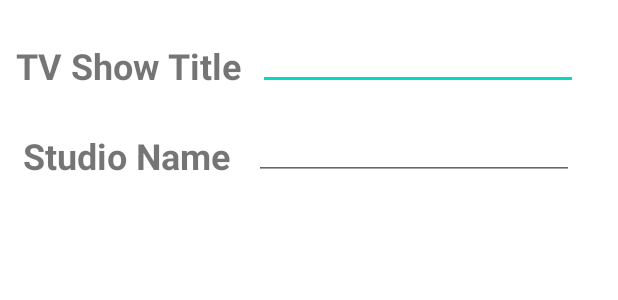
After one commit to GeorgianCollege/COMP3025-F2022-Week9, an Android app: the layout add_new_tv_show_item.xml on its own in the app's theme, with its tools: preview values and no code run, on a phone screen of 412 x 824 dp. The commit adds this screen. Shown: the top 300 px of the screen. Run offline under Robolectric (Android 15) with nearby library versions, the phone set to English and light mode, and no system bars.

Commit message:
FAB button and related layout

```diff
--- a/app/src/main/java/ca/georgiancollege/comp3025_f2022_week9/FirstAdapter.kt
+++ b/app/src/main/java/ca/georgiancollege/comp3025_f2022_week9/FirstAdapter.kt
@@ -16,7 +16,7 @@ class FirstAdapter(private val dataSet: Array<TVShow>):
 
         init {
             // Define click listener for the ViewHolder's View.
-            title = view.findViewById(R.id.title)
+            title = view.findViewById(R.id.tv_show_title)
             subTitle = view.findViewById(R.id.subTitle)
         }
     }
--- /dev/null
+++ b/app/src/main/res/layout/add_new_tv_show_item.xml
@@ -0,0 +1,84 @@
+<?xml version="1.0" encoding="utf-8"?>
+<FrameLayout xmlns:android="http://schemas.android.com/apk/res/android"
+    xmlns:app="http://schemas.android.com/apk/res-auto"
+    xmlns:tools="http://schemas.android.com/tools"
+    android:layout_width="match_parent"
+    android:layout_height="@dimen/dialog_height"
+    android:layout_marginLeft="@dimen/margin_medium"
+    android:layout_marginRight="@dimen/margin_medium"
+    android:gravity="center_vertical">
+
+    <androidx.constraintlayout.widget.ConstraintLayout
+        android:id="@+id/constraintLayout"
+        android:layout_width="match_parent"
+        android:layout_height="match_parent"
+        android:orientation="vertical">
+
+        <TextView
+            android:id="@+id/tv_show_title"
+            android:layout_width="wrap_content"
+            android:layout_height="wrap_content"
+            android:layout_marginStart="5dp"
+            android:layout_marginEnd="5dp"
+            android:text="@string/title_prompt"
+            android:textSize="@dimen/CellTextSize"
+            android:textStyle="bold"
+            app:layout_constraintBottom_toTopOf="@+id/Studio_Title"
+            app:layout_constraintEnd_toStartOf="@+id/TV_Show_Title_EditText"
+            app:layout_constraintStart_toStartOf="parent"
+            app:layout_constraintTop_toTopOf="parent"
+            tools:layout_conversion_absoluteHeight="32dp"
+            tools:layout_conversion_absoluteWidth="151dp" />
+
+        <EditText
+            android:id="@+id/TV_Show_Title_EditText"
+            android:layout_width="wrap_content"
+            android:layout_height="wrap_content"
+            android:layout_marginStart="5dp"
+            android:layout_marginEnd="21dp"
+            android:ems="10"
+            android:inputType="textPersonName"
+            android:minHeight="48dp"
+            app:layout_constraintBottom_toTopOf="@+id/Studio_Name_EditText"
+            app:layout_constraintEnd_toEndOf="parent"
+            app:layout_constraintStart_toEndOf="@+id/tv_show_title"
+            app:layout_constraintTop_toTopOf="parent"
+            tools:ignore="SpeakableTextPresentCheck"
+            tools:layout_conversion_absoluteHeight="45dp"
+            tools:layout_conversion_absoluteWidth="230dp"
+            android:importantForAutofill="no" />
+
+        <TextView
+            android:id="@+id/Studio_Title"
+            android:layout_width="wrap_content"
+            android:layout_height="wrap_content"
+            android:layout_marginStart="5dp"
+            android:text="@string/subtitle_prompt"
+            android:textSize="@dimen/CellTextSize"
+            android:textStyle="bold"
+            app:layout_constraintBottom_toBottomOf="parent"
+            app:layout_constraintStart_toStartOf="parent"
+            tools:layout_conversion_absoluteHeight="0dp"
+            tools:layout_conversion_absoluteWidth="151dp" />
+
+        <EditText
+            android:id="@+id/Studio_Name_EditText"
+            android:layout_width="wrap_content"
+            android:layout_height="wrap_content"
+            android:layout_marginStart="17dp"
+            android:layout_marginEnd="21dp"
+            android:ems="10"
+            android:importantForAutofill="no"
+            android:inputType="textPersonName"
+            android:minHeight="48dp"
+            app:layout_constraintBottom_toBottomOf="parent"
+            app:layout_constraintEnd_toEndOf="parent"
+            app:layout_constraintStart_toEndOf="@+id/Studio_Title"
+            tools:ignore="SpeakableTextPresentCheck"
+            tools:layout_conversion_absoluteHeight="0dp"
+            tools:layout_conversion_absoluteWidth="230dp" />
+
+
+    </androidx.constraintlayout.widget.ConstraintLayout>
+
+</FrameLayout>
--- a/app/src/main/res/layout/text_row_item.xml
+++ b/app/src/main/res/layout/text_row_item.xml
@@ -12,7 +12,7 @@
         android:orientation="vertical">
 
         <TextView
-            android:id="@+id/title"
+            android:id="@+id/tv_show_title"
             android:layout_width="wrap_content"
             android:layout_height="wrap_content"
             android:layout_marginStart="@dimen/CellMargin"
--- a/app/src/main/res/values/dimen.xml
+++ b/app/src/main/res/values/dimen.xml
@@ -4,4 +4,5 @@
     <dimen name="margin_medium">10dp</dimen>
     <dimen name="CellMargin">5dp</dimen>
     <dimen name="CellTextSize">24sp</dimen>
+    <dimen name="dialog_height">120dp</dimen>
 </resources>
--- a/app/src/main/res/values/strings.xml
+++ b/app/src/main/res/values/strings.xml
@@ -2,4 +2,9 @@
     <string name="app_name">COMP3025-F2022-Week9</string>
     <string name="title_text">Title</string>
     <string name="subtitle_text">subtitle</string>
+    <string name="dialog_title">Add a new TV Show</string>
+    <string name="add_tv_show">Add TV Show</string>
+    <string name="cancel">Cancel</string>
+    <string name="title_prompt">TV Show Title</string>
+    <string name="subtitle_prompt">Studio Name</string>
 </resources>
```
Also changed, not shown: app/src/main/java/ca/georgiancollege/comp3025_f2022_week9/MainActivity.kt (+41 -0 lines), app/src/main/res/layout/activity_main.xml (+18 -1 lines).
